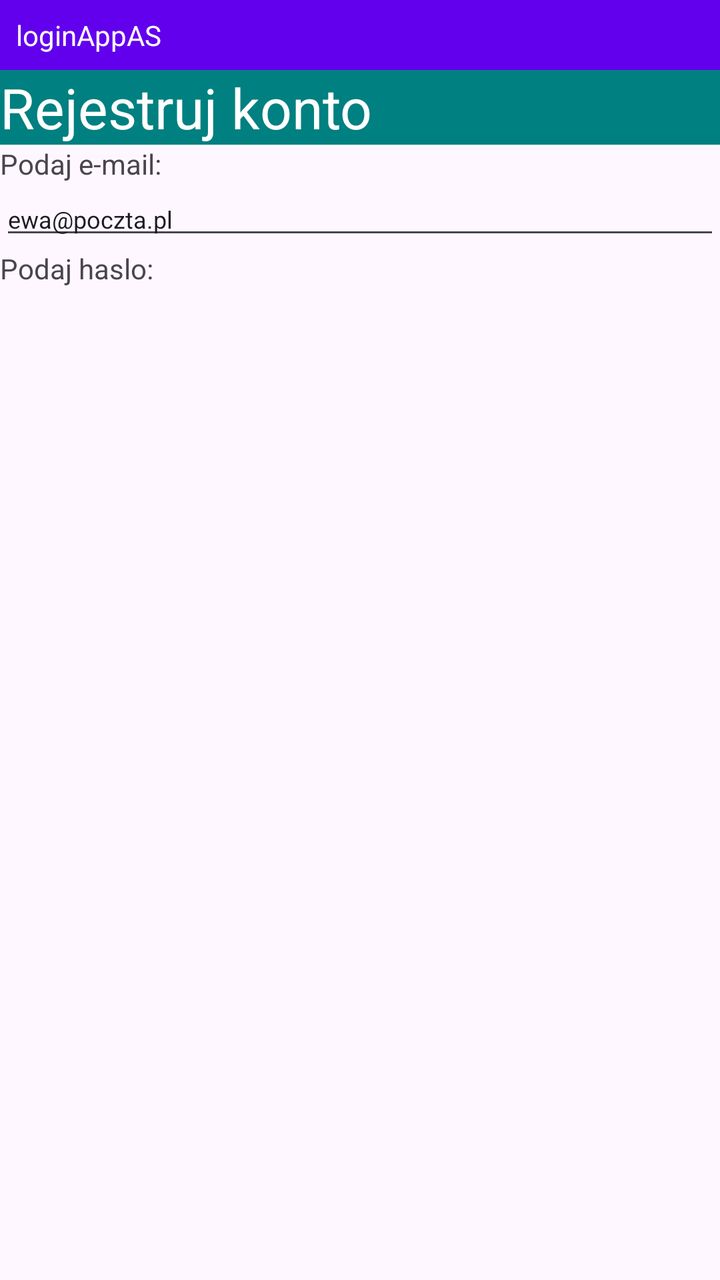
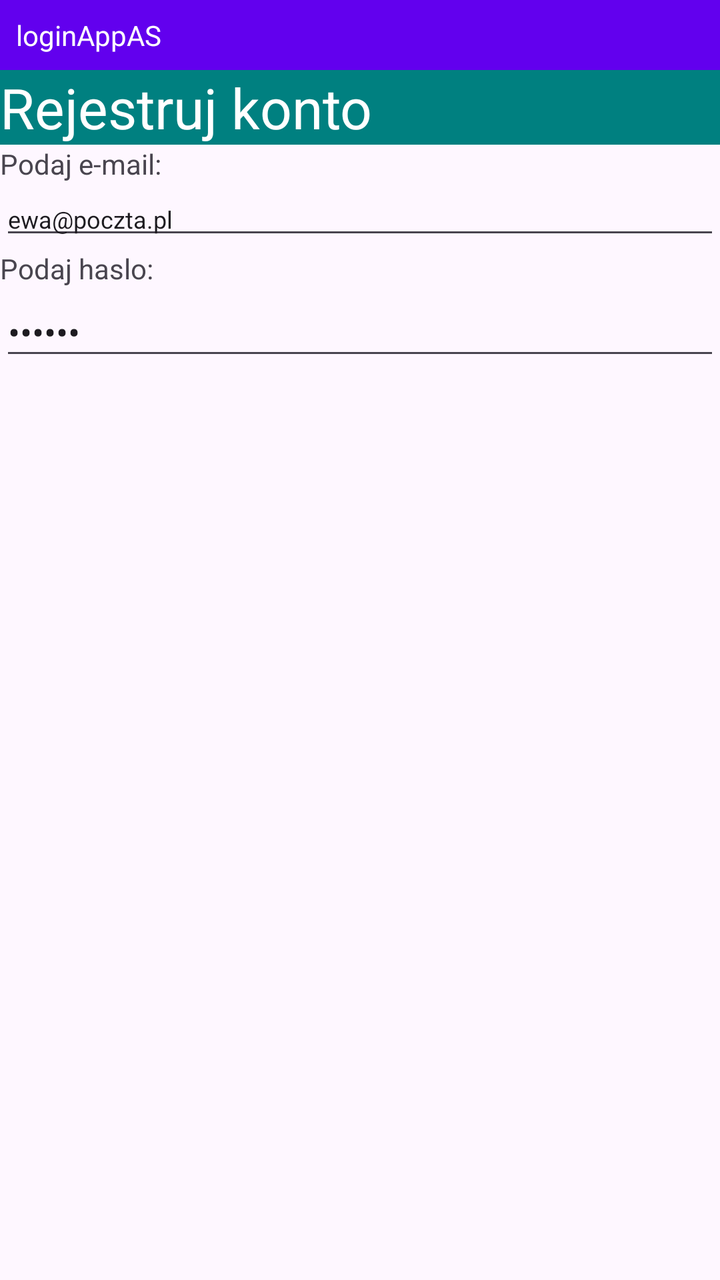

Two renders of the same Android screen: before a commit and after it. Below are the layout's source before the change and the commit's diff.
<!-- AndroidManifest.xml: application theme Theme.LoginAppAS -->
<!-- res/layout/activity_main.xml -->
<?xml version="1.0" encoding="utf-8"?>
<LinearLayout xmlns:android="http://schemas.android.com/apk/res/android"
    xmlns:tools="http://schemas.android.com/tools"
    android:id="@+id/main"
    android:layout_width="match_parent"
    android:layout_height="match_parent"
    android:orientation="vertical"
    tools:context=".MainActivity">


    <TextView
        android:id="@+id/textView"
        android:layout_width="match_parent"
        android:layout_height="wrap_content"
        android:padding="8dp"
        android:background="#6200EE"
        android:textColor="@color/white"
        android:text="loginAppAS" />

    <TextView
        android:id="@+id/textView3"
        android:layout_width="match_parent"
        android:layout_height="wrap_content"
        android:textSize="28dp"
        android:background="#008080"
        android:textColor="@color/white"
        android:text="Rejestruj konto" />

    <TextView
        android:id="@+id/textView4"
        android:layout_width="match_parent"
        android:layout_height="wrap_content"
        android:text="Podaj e-mail:" />

    <EditText
        android:id="@+id/editTextText"
        android:layout_width="match_parent"
        android:layout_height="wrap_content"
        android:textSize="12dp"
        android:inputType="text"
        android:text="ewa@poczta.pl" />

    <TextView
        android:id="@+id/textView5"
        android:layout_width="match_parent"
        android:layout_height="wrap_content"
        android:text="Podaj haslo:" />
</LinearLayout>
<!-- resources referenced by this layout -->
<resources>
  <color name="white">#FFFFFFFF</color>
  <style name="Theme.LoginAppAS" parent="Base.Theme.LoginAppAS" />
  <style name="Base.Theme.LoginAppAS" parent="Theme.Material3.DayNight.NoActionBar">
          
          
      </style>
</resources>

<!-- the commit's change to res/layout/activity_main.xml (unified diff, before → after) -->
@@ -45,4 +45,12 @@
         android:layout_width="match_parent"
         android:layout_height="wrap_content"
         android:text="Podaj haslo:" />
+
+    <EditText
+        android:id="@+id/editTextText2"
+        android:layout_width="match_parent"
+        android:layout_height="wrap_content"
+        android:ems="10"
+        android:inputType="textPassword"
+        android:text="123456" />
 </LinearLayout>
